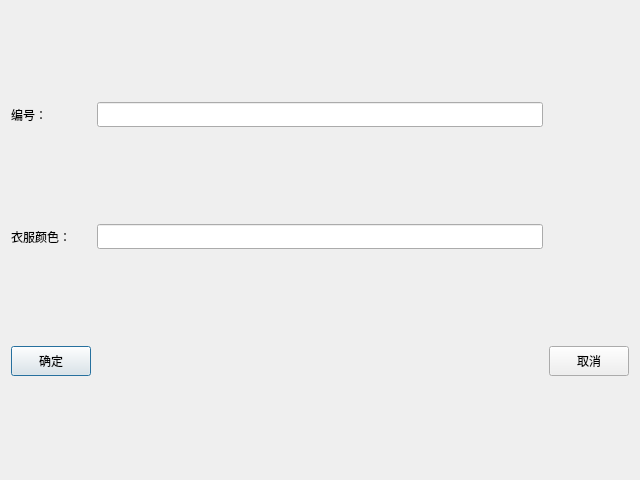
Old version of the form LaundryManagementSystem/dlgaddclothesotherattributes.ui in the repository Quentlam/LaundryManagementSystem.
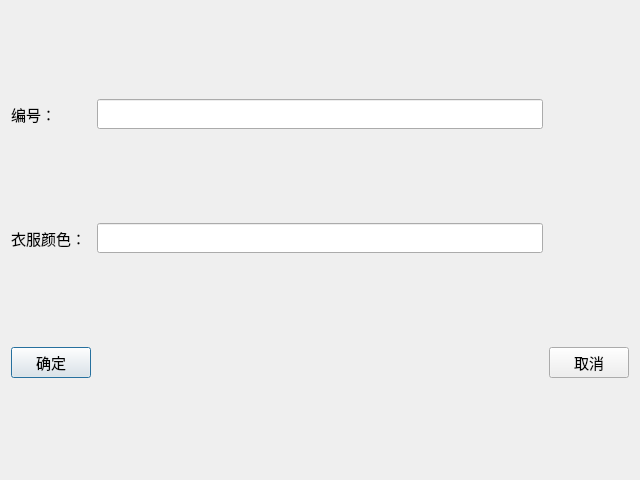
New version of the form.

What changed in the file:
```diff
--- a/LaundryManagementSystem/dlgaddclothesotherattributes.ui
+++ b/LaundryManagementSystem/dlgaddclothesotherattributes.ui
@@ -13,6 +13,7 @@
   <property name="font">
    <font>
     <family>微软雅黑</family>
+    <pointsize>11</pointsize>
    </font>
   </property>
   <property name="windowTitle">
@@ -27,6 +28,12 @@
        <height>30</height>
       </size>
      </property>
+     <property name="font">
+      <font>
+       <family>微软雅黑</family>
+       <pointsize>11</pointsize>
+      </font>
+     </property>
      <property name="text">
       <string>确定</string>
      </property>
@@ -34,6 +41,12 @@
    </item>
    <item row="0" column="3">
     <widget class="QLineEdit" name="LeID">
+     <property name="font">
+      <font>
+       <family>微软雅黑</family>
+       <pointsize>11</pointsize>
+      </font>
+     </property>
      <property name="placeholderText">
       <string/>
      </property>
@@ -41,6 +54,12 @@
    </item>
    <item row="4" column="3">
     <spacer name="horizontalSpacer">
+     <property name="font">
+      <font>
+       <family>微软雅黑</family>
+       <pointsize>11</pointsize>
+      </font>
+     </property>
      <property name="orientation">
       <enum>Qt::Horizontal</enum>
      </property>
@@ -53,10 +72,23 @@
     </spacer>
    </item>
    <item row="1" column="3">
-    <widget class="QLineEdit" name="LeText"/>
+    <widget class="QLineEdit" name="LeText">
+     <property name="font">
+      <font>
+       <family>微软雅黑</family>
+       <pointsize>11</pointsize>
+      </font>
+     </property>
+    </widget>
    </item>
    <item row="1" column="0">
     <widget class="QLabel" name="LBText">
+     <property name="font">
+      <font>
+       <family>微软雅黑</family>
+       <pointsize>11</pointsize>
+      </font>
+     </property>
      <property name="text">
       <string>衣服颜色：</string>
      </property>
@@ -64,6 +96,12 @@
    </item>
    <item row="0" column="0">
     <widget class="QLabel" name="LBID">
+     <property name="font">
+      <font>
+       <family>微软雅黑</family>
+       <pointsize>11</pointsize>
+      </font>
+     </property>
      <property name="text">
       <string>编号：</string>
      </property>
@@ -77,6 +115,12 @@
        <height>30</height>
       </size>
      </property>
+     <property name="font">
+      <font>
+       <family>微软雅黑</family>
+       <pointsize>11</pointsize>
+      </font>
+     </property>
      <property name="text">
       <string>取消</string>
      </property>
```
